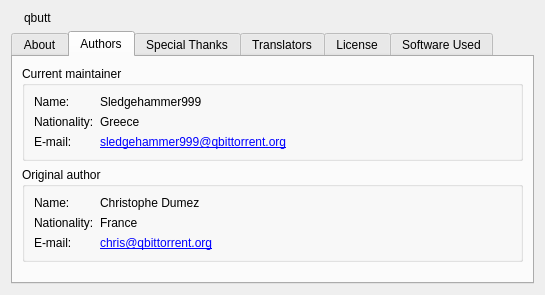
Qt form src/gui/aboutdialog.ui (qbutt-org/qbutt) before a commit.
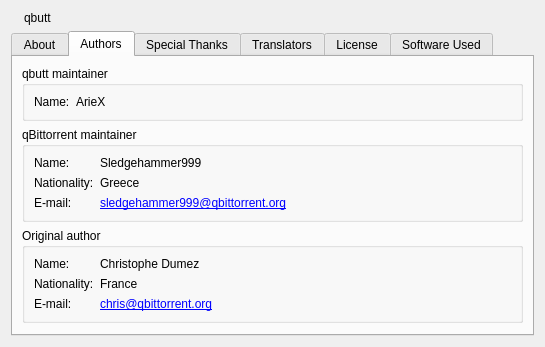
The same form after that commit. The open tabs and pages were chosen to show the change.

Commit message: Refresh qbutt interface icons

The edit to the form file:
```diff
--- a/src/gui/aboutdialog.ui
+++ b/src/gui/aboutdialog.ui
@@ -87,10 +87,46 @@
        <string>Authors</string>
       </attribute>
       <layout class="QVBoxLayout" name="authorTabLayout">
+       <item>
+        <widget class="QGroupBox" name="groupBoxQbuttMaintainer">
+         <property name="title">
+          <string>qbutt maintainer</string>
+         </property>
+         <layout class="QHBoxLayout" name="qbuttMaintainerLayout">
+          <item>
+           <widget class="QLabel" name="labelQbuttMaintainerNameTitle">
+            <property name="text">
+             <string>Name:</string>
+            </property>
+           </widget>
+          </item>
+          <item>
+           <widget class="QLabel" name="labelQbuttMaintainerName">
+            <property name="text">
+             <string notr="true">ArieX</string>
+            </property>
+           </widget>
+          </item>
+          <item>
+           <spacer name="qbuttMaintainerSpacer">
+            <property name="orientation">
+             <enum>Qt::Orientation::Horizontal</enum>
+            </property>
+            <property name="sizeHint" stdset="0">
+             <size>
+              <width>0</width>
+              <height>0</height>
+             </size>
+            </property>
+           </spacer>
+          </item>
+         </layout>
+        </widget>
+       </item>
        <item>
         <widget class="QGroupBox" name="groupBox_2">
          <property name="title">
-          <string>Current maintainer</string>
+          <string>qBittorrent maintainer</string>
          </property>
          <layout class="QGridLayout" name="gridLayout_4">
           <item row="0" column="0">
```
The commit also changes 184 other files.
